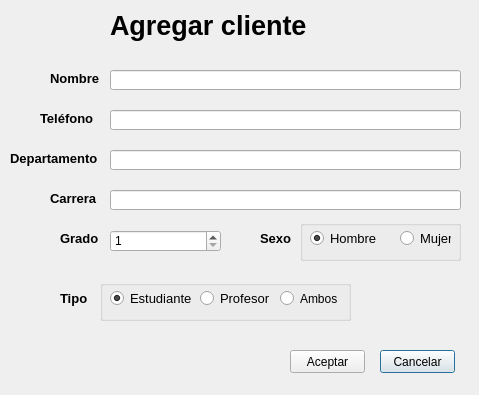
Qt form altacliente.ui (AdrianPrietoLozano/biblioteca) before a commit.
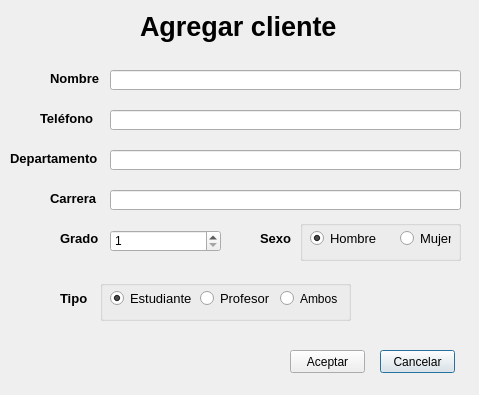
The same form after that commit.

```diff
--- a/altacliente.ui
+++ b/altacliente.ui
@@ -10,6 +10,18 @@
     <height>395</height>
    </rect>
   </property>
+  <property name="minimumSize">
+   <size>
+    <width>479</width>
+    <height>395</height>
+   </size>
+  </property>
+  <property name="maximumSize">
+   <size>
+    <width>479</width>
+    <height>395</height>
+   </size>
+  </property>
   <property name="windowTitle">
    <string>Dialog</string>
   </property>
@@ -29,10 +41,10 @@
   <widget class="QLabel" name="labelTexto">
    <property name="geometry">
     <rect>
-     <x>110</x>
+     <x>140</x>
      <y>10</y>
-     <width>261</width>
-     <height>31</height>
+     <width>206</width>
+     <height>33</height>
     </rect>
    </property>
    <property name="font">
```
